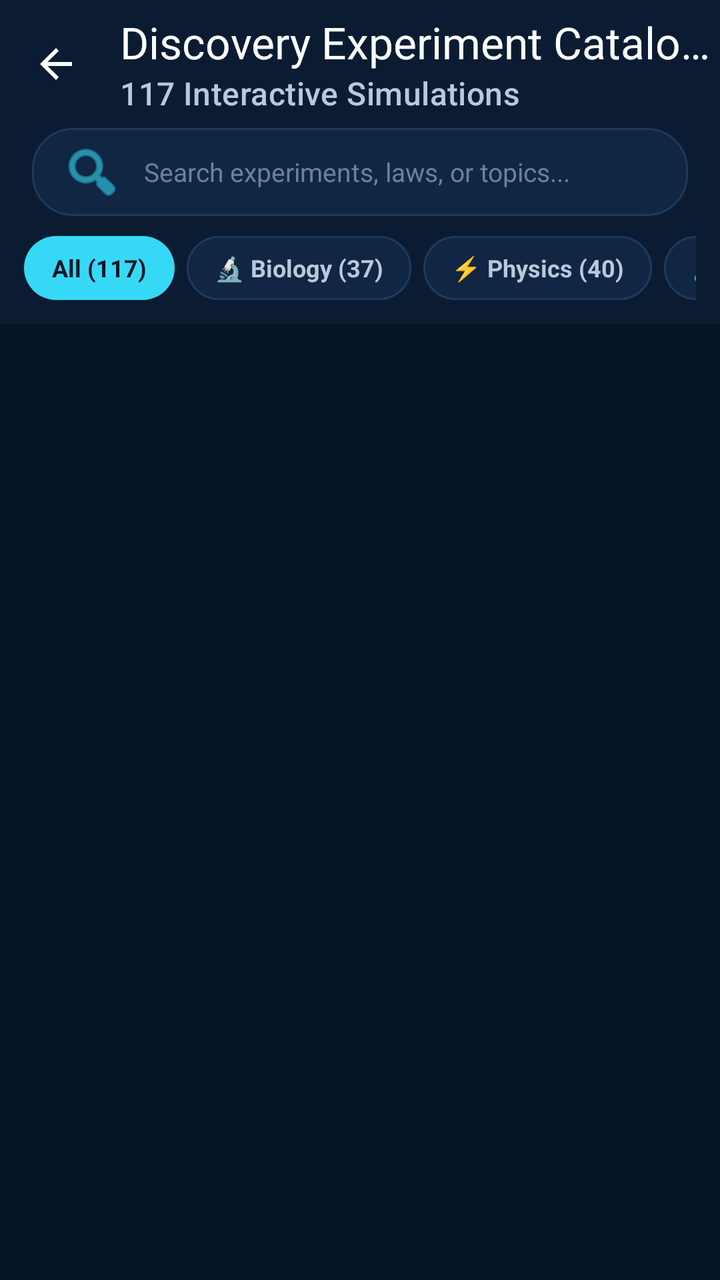
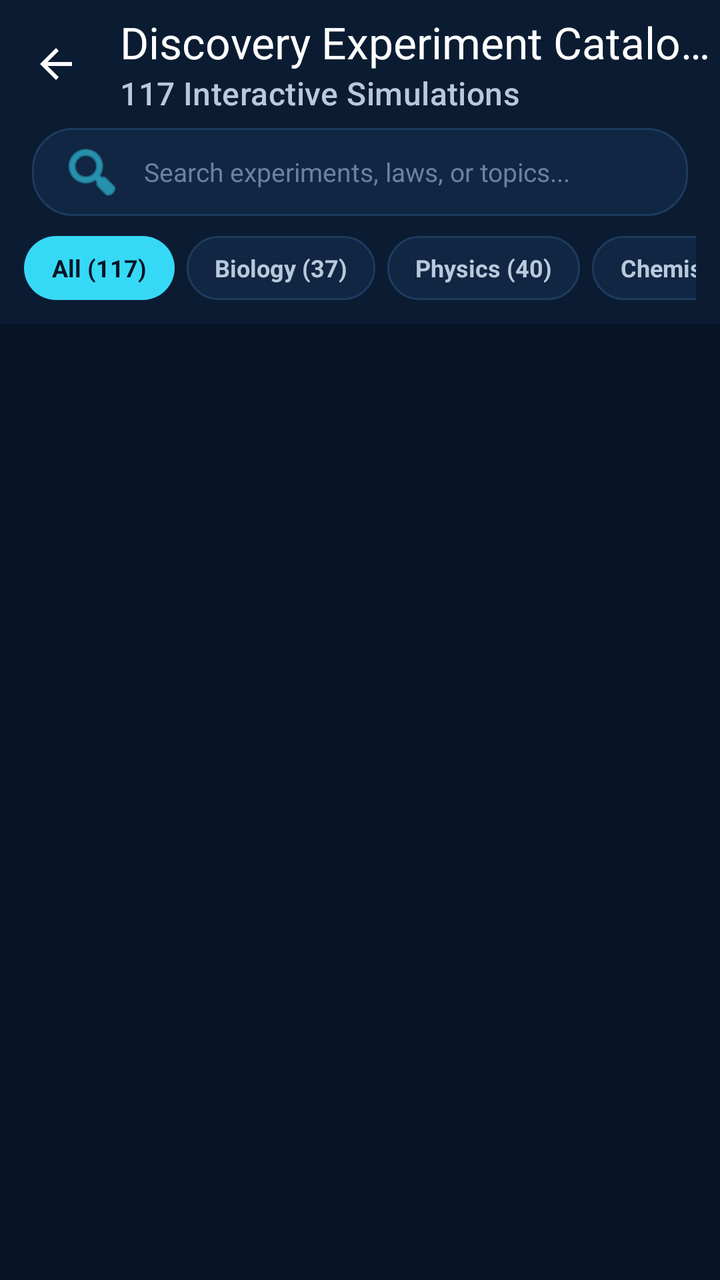

The first picture is an Android layout as it rendered before a commit; the second is the same layout after the commit. The layout source and the unified diff follow.
<!-- AndroidManifest.xml: application theme Theme.TestApp -->
<!-- res/layout/activity_experiment_catalogue.xml -->
<?xml version="1.0" encoding="utf-8"?>
<androidx.coordinatorlayout.widget.CoordinatorLayout xmlns:android="http://schemas.android.com/apk/res/android"
    xmlns:app="http://schemas.android.com/apk/res-auto"
    xmlns:tools="http://schemas.android.com/tools"
    android:layout_width="match_parent"
    android:layout_height="match_parent"
    android:background="@color/science_bg_main">

    <com.google.android.material.appbar.AppBarLayout
        android:layout_width="match_parent"
        android:layout_height="wrap_content"
        android:background="@color/science_bg_secondary"
        app:elevation="2dp">

        <com.google.android.material.appbar.MaterialToolbar
            android:id="@+id/toolbarCatalogue"
            android:layout_width="match_parent"
            android:layout_height="?attr/actionBarSize"
            android:background="@color/science_bg_secondary"
            app:navigationIcon="?attr/homeAsUpIndicator"
            app:navigationIconTint="@color/science_text_primary"
            app:title="Discovery Experiment Catalogue"
            app:titleTextColor="@color/science_text_primary"
            app:subtitle="117 Interactive Simulations"
            app:subtitleTextColor="@color/science_text_secondary" />

        
        <LinearLayout
            android:layout_width="match_parent"
            android:layout_height="wrap_content"
            android:paddingHorizontal="16dp"
            android:paddingBottom="10dp">

            <EditText
                android:id="@+id/etSearchExperiment"
                android:layout_width="match_parent"
                android:layout_height="44dp"
                android:background="@drawable/bg_science_stage_inactive"
                android:drawableStart="@android:drawable/ic_menu_search"
                android:drawablePadding="10dp"
                android:drawableTint="@color/science_cyan_accent"
                android:hint="Search experiments, laws, or topics..."
                android:imeOptions="actionSearch"
                android:inputType="text"
                android:paddingHorizontal="14dp"
                android:textColor="@color/science_text_primary"
                android:textColorHint="@color/science_text_muted"
                android:textSize="13sp" />
        </LinearLayout>

        
        <HorizontalScrollView
            android:layout_width="match_parent"
            android:layout_height="wrap_content"
            android:paddingHorizontal="12dp"
            android:paddingBottom="12dp"
            android:scrollbars="none">

            <LinearLayout
                android:id="@+id/llFilterChips"
                android:layout_width="wrap_content"
                android:layout_height="wrap_content"
                android:orientation="horizontal">

                <TextView
                    android:id="@+id/chipFilterAll"
                    android:layout_width="wrap_content"
                    android:layout_height="32dp"
                    android:background="@drawable/bg_science_stage_active"
                    android:gravity="center"
                    android:paddingHorizontal="14dp"
                    android:text="All (117)"
                    android:textColor="@color/science_bg_main"
                    android:textSize="12sp"
                    android:textStyle="bold" />

                <TextView
                    android:id="@+id/chipFilterBio"
                    android:layout_width="wrap_content"
                    android:layout_height="32dp"
                    android:layout_marginStart="6dp"
                    android:background="@drawable/bg_science_stage_inactive"
                    android:gravity="center"
                    android:paddingHorizontal="14dp"
                    android:text="🔬 Biology (37)"
                    android:textColor="@color/science_text_secondary"
                    android:textSize="12sp"
                    android:textStyle="bold" />

                <TextView
                    android:id="@+id/chipFilterPhy"
                    android:layout_width="wrap_content"
                    android:layout_height="32dp"
                    android:layout_marginStart="6dp"
                    android:background="@drawable/bg_science_stage_inactive"
                    android:gravity="center"
                    android:paddingHorizontal="14dp"
                    android:text="⚡ Physics (40)"
                    android:textColor="@color/science_text_secondary"
                    android:textSize="12sp"
                    android:textStyle="bold" />

                <TextView
                    android:id="@+id/chipFilterChm"
                    android:layout_width="wrap_content"
                    android:layout_height="32dp"
                    android:layout_marginStart="6dp"
                    android:background="@drawable/bg_science_stage_inactive"
                    android:gravity="center"
                    android:paddingHorizontal="14dp"
                    android:text="🧪 Chemistry (40)"
                    android:textColor="@color/science_text_secondary"
                    android:textSize="12sp"
                    android:textStyle="bold" />

                <TextView
                    android:id="@+id/chipFilterBeginner"
                    android:layout_width="wrap_content"
                    android:layout_height="32dp"
                    android:layout_marginStart="6dp"
                    android:background="@drawable/bg_science_stage_inactive"
                    android:gravity="center"
                    android:paddingHorizontal="14dp"
                    android:text="Grade 9 (Beginner)"
                    android:textColor="@color/science_text_secondary"
                    android:textSize="12sp"
                    android:textStyle="bold" />

                <TextView
                    android:id="@+id/chipFilterIntermediate"
                    android:layout_width="wrap_content"
                    android:layout_height="32dp"
                    android:layout_marginStart="6dp"
                    android:background="@drawable/bg_science_stage_inactive"
                    android:gravity="center"
                    android:paddingHorizontal="14dp"
                    android:text="Grade 10–11"
                    android:textColor="@color/science_text_secondary"
                    android:textSize="12sp"
                    android:textStyle="bold" />

                <TextView
                    android:id="@+id/chipFilterAdvanced"
                    android:layout_width="wrap_content"
                    android:layout_height="32dp"
                    android:layout_marginStart="6dp"
                    android:background="@drawable/bg_science_stage_inactive"
                    android:gravity="center"
                    android:paddingHorizontal="14dp"
                    android:text="Grade 11–12 (Advanced)"
                    android:textColor="@color/science_text_secondary"
                    android:textSize="12sp"
                    android:textStyle="bold" />
            </LinearLayout>
        </HorizontalScrollView>

    </com.google.android.material.appbar.AppBarLayout>

    <FrameLayout
        android:layout_width="match_parent"
        android:layout_height="match_parent"
        app:layout_behavior="@string/appbar_scrolling_view_behavior">

        <androidx.recyclerview.widget.RecyclerView
            android:id="@+id/rvCatalogueExperiments"
            android:layout_width="match_parent"
            android:layout_height="match_parent"
            android:clipToPadding="false"
            android:paddingHorizontal="16dp"
            android:paddingTop="12dp"
            android:paddingBottom="24dp" />

        
        <LinearLayout
            android:id="@+id/llEmptyResults"
            android:layout_width="match_parent"
            android:layout_height="wrap_content"
            android:layout_gravity="center"
            android:gravity="center"
            android:orientation="vertical"
            android:padding="32dp"
            android:visibility="gone">

            <ImageView
                android:layout_width="56dp"
                android:layout_height="56dp"
                android:src="@drawable/ic_lab"
                app:tint="@color/science_text_muted" />

            <TextView
                android:layout_width="wrap_content"
                android:layout_height="wrap_content"
                android:layout_marginTop="12dp"
                android:text="No Experiments Found"
                android:textColor="@color/science_text_primary"
                android:textSize="16sp"
                android:textStyle="bold" />

            <TextView
                android:layout_width="wrap_content"
                android:layout_height="wrap_content"
                android:layout_marginTop="4dp"
                android:text="Try adjusting your filter or search query."
                android:textColor="@color/science_text_secondary"
                android:textSize="13sp" />
        </LinearLayout>

    </FrameLayout>

</androidx.coordinatorlayout.widget.CoordinatorLayout>
<!-- resources referenced by this layout -->
<resources>
  <color name="science_bg_main">#071426</color>
  <color name="science_bg_secondary">#0B1C32</color>
  <color name="science_cyan_accent">#36D9F5</color>
  <color name="science_text_muted">#6A829E</color>
  <color name="science_text_primary">#FFFFFF</color>
  <color name="science_text_secondary">#B9C9DC</color>
  <!-- drawable bg_science_stage_active (drawable) -->
  <?xml version="1.0" encoding="utf-8"?>
  <shape xmlns:android="http://schemas.android.com/apk/res/android"
      android:shape="rectangle">
      <corners android:radius="20dp" />
      <solid android:color="@color/science_cyan_accent" />
  </shape>
  <!-- drawable bg_science_stage_inactive (drawable) -->
  <?xml version="1.0" encoding="utf-8"?>
  <shape xmlns:android="http://schemas.android.com/apk/res/android"
      android:shape="rectangle">
      <corners android:radius="20dp" />
      <solid android:color="@color/science_card_bg" />
      <stroke
          android:width="1dp"
          android:color="@color/science_card_stroke" />
  </shape>
  <!-- drawable ic_lab (drawable) -->
  <vector xmlns:android="http://schemas.android.com/apk/res/android"
      android:width="24dp"
      android:height="24dp"
      android:viewportWidth="24"
      android:viewportHeight="24">
    <path
        android:fillColor="#FF000000"
        android:pathData="M18.3,2H5.7C5,2 4.5,2.7 4.7,3.3L8,9.4V19A2,2 0 0,0 10,21H14A2,2 0 0,0 16,19V9.4L19.3,3.3C19.5,2.7 19,2 18.3,2M14,19H10V10H14V19M13.2,8H10.8L8.7,4H15.3L13.2,8Z"/>
  </vector>
  <style name="Theme.TestApp" parent="Base.Theme.TestApp" />
  <color name="science_card_bg">#102642</color>
  <color name="science_card_stroke">#1D3B60</color>
  <style name="Base.Theme.TestApp" parent="Theme.Material3.DayNight.NoActionBar">
          
          <item name="colorPrimary">@color/blue_600</item>
          <item name="colorOnPrimary">@color/white</item>
          <item name="colorPrimaryContainer">@color/blue_500</item>
          <item name="colorOnPrimaryContainer">@color/white</item>
  
          
          <item name="colorSecondary">@color/slate_700</item>
          <item name="colorOnSecondary">@color/white</item>
          <item name="colorSecondaryContainer">@color/indigo_50</item>
          <item name="colorOnSecondaryContainer">@color/blue_600</item>
  
          
          <item name="android:windowBackground">@color/slate_50</item>
          <item name="colorSurface">@color/white</item>
          <item name="colorOnSurface">@color/slate_900</item>
          <item name="colorSurfaceVariant">@color/surface_variant_light</item>
          <item name="colorOnSurfaceVariant">@color/slate_700</item>
          <item name="colorOutline">@color/slate_200</item>
  
          
          <item name="android:textColorPrimary">@color/slate_900</item>
          <item name="android:textColorSecondary">@color/slate_500</item>
  
          
          <item name="android:statusBarColor">@color/white</item>
          <item name="android:windowLightStatusBar">true</item>
  
          
          <item name="itemIconTint">@color/nav_item_colors</item>
          <item name="itemTextColor">@color/nav_item_colors</item>
      </style>
  <color name="blue_600">#2563EB</color>
  <color name="white">#FFFFFFFF</color>
  <color name="blue_500">#3B82F6</color>
  <color name="slate_700">#334155</color>
  <color name="indigo_50">#E0E7FF</color>
  <color name="slate_50">#F8FAFC</color>
  <color name="slate_900">#0F172A</color>
  <color name="surface_variant_light">#F3F4F6</color>
  <color name="slate_200">#E2E8F0</color>
  <color name="slate_500">#64748B</color>
</resources>

<!-- the commit's change to res/layout/activity_experiment_catalogue.xml (unified diff, before → after) -->
@@ -82,7 +82,7 @@
                     android:background="@drawable/bg_science_stage_inactive"
                     android:gravity="center"
                     android:paddingHorizontal="14dp"
-                    android:text="🔬 Biology (37)"
+                    android:text="Biology (37)"
                     android:textColor="@color/science_text_secondary"
                     android:textSize="12sp"
                     android:textStyle="bold" />
@@ -95,7 +95,7 @@
                     android:background="@drawable/bg_science_stage_inactive"
                     android:gravity="center"
                     android:paddingHorizontal="14dp"
-                    android:text="⚡ Physics (40)"
+                    android:text="Physics (40)"
                     android:textColor="@color/science_text_secondary"
                     android:textSize="12sp"
                     android:textStyle="bold" />
@@ -108,7 +108,7 @@
                     android:background="@drawable/bg_science_stage_inactive"
                     android:gravity="center"
                     android:paddingHorizontal="14dp"
-                    android:text="🧪 Chemistry (40)"
+                    android:text="Chemistry (40)"
                     android:textColor="@color/science_text_secondary"
                     android:textSize="12sp"
                     android:textStyle="bold" />
